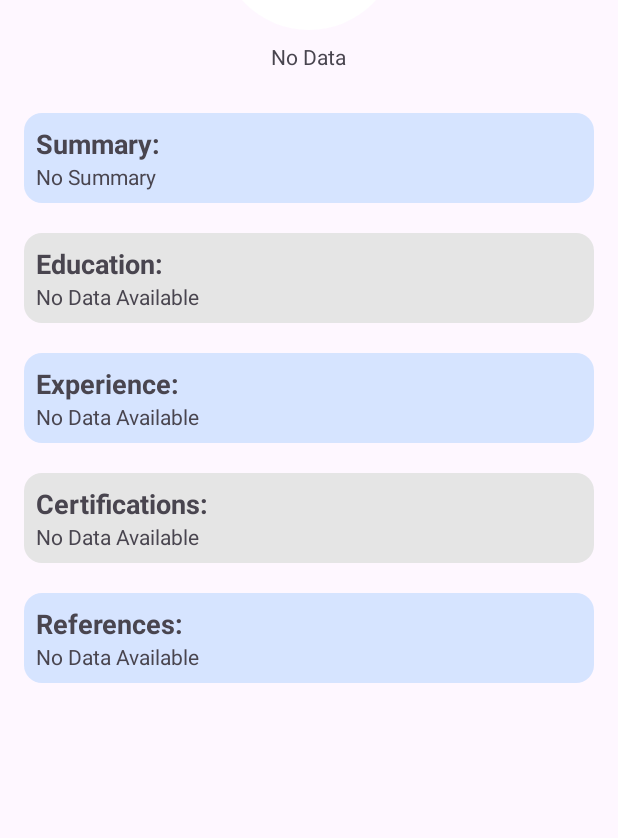
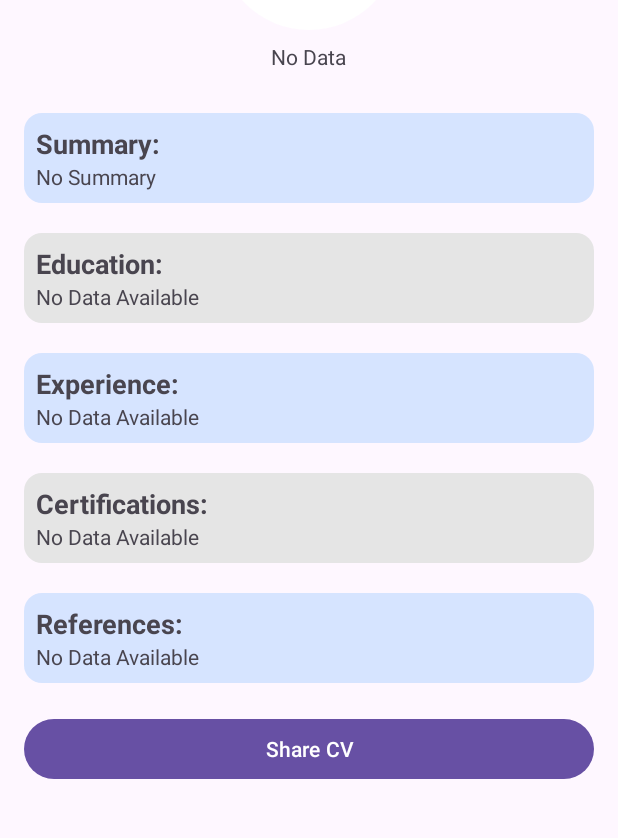
Before and after one commit to itsahmadzia/CVBuilder, an Android app: the ViewActivity screen opened directly, with no data from a screen before it, on a phone screen of 412 x 824 dp, the part 174-1012 px from its top. Run offline under Robolectric (Android 15) with nearby library versions, the phone set to English and light mode, and no system bars.

Commit message:
updates for share

```diff
--- a/app/src/main/res/layout/activity_view.xml
+++ b/app/src/main/res/layout/activity_view.xml
@@ -148,5 +148,15 @@
                 android:layout_height="wrap_content"
                 android:text="No Data" />
         </LinearLayout>
+
+        <Button
+            android:id="@+id/btnShare"
+            android:layout_width="match_parent"
+            android:layout_height="match_parent"
+            android:layout_marginTop="20dp"
+            android:text="Share CV"
+            >
+
+        </Button>
     </LinearLayout>
 </ScrollView>
```
Also changed, not shown: app/src/main/java/com/example/cvbuilder/ViewActivity.java (+27 -0 lines).
